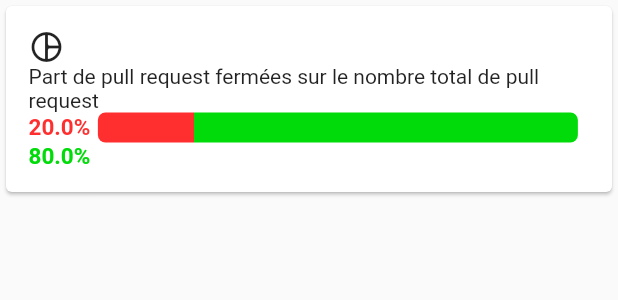
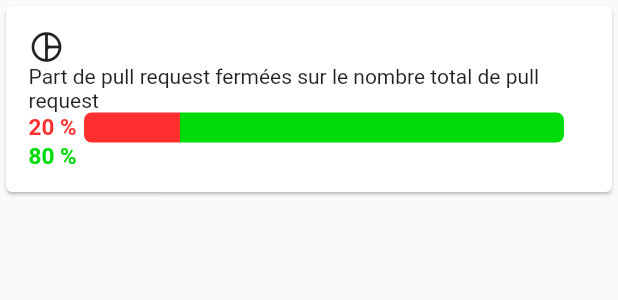
Before and after one commit to damiendesvent/metrics_LOG680-01_H2023_EQ12, a Flutter app: the PullOpenClose widget shown alone on an empty page, opened directly, on a phone screen of 412 x 824 dp. Shown: the top 300 px of the screen. Run offline on Flutter 3.47's test engine with Material 2 defaults, Android fonts, the phone set to English and light mode, and no system bars; our stand-ins replace shared_preferences, syncfusion_flutter_charts; accounts and stored records are empty; network calls fail.

Commit message:
arrondi à l'entier % PR fermées

```diff
--- a/frontend/flutter_application_1/lib/widgets/pull_requests_page/pull_rq_closed_open.dart
+++ b/frontend/flutter_application_1/lib/widgets/pull_requests_page/pull_rq_closed_open.dart
@@ -39,7 +39,8 @@ class _PullOpenCloseState extends State<PullOpenClose> {
                     crossAxisAlignment: WrapCrossAlignment.center,
                     spacing: 5,
                     children: [
-                      Text("${(closePourcentage) * 100}%", style: redTextStyle),
+                      Text("${((closePourcentage) * 100).round()} %",
+                          style: redTextStyle),
                       DecoratedBox(
                           decoration: BoxDecoration(
                             borderRadius:
@@ -61,7 +62,7 @@ class _PullOpenCloseState extends State<PullOpenClose> {
                                 ]),
                           ),
                           child: const SizedBox(height: 20, width: 320)),
-                      Text("${(1 - closePourcentage) * 100}%",
+                      Text("${((1 - closePourcentage) * 100).round()} %",
                           style: greenTextStyle)
                     ],
                   )
```
